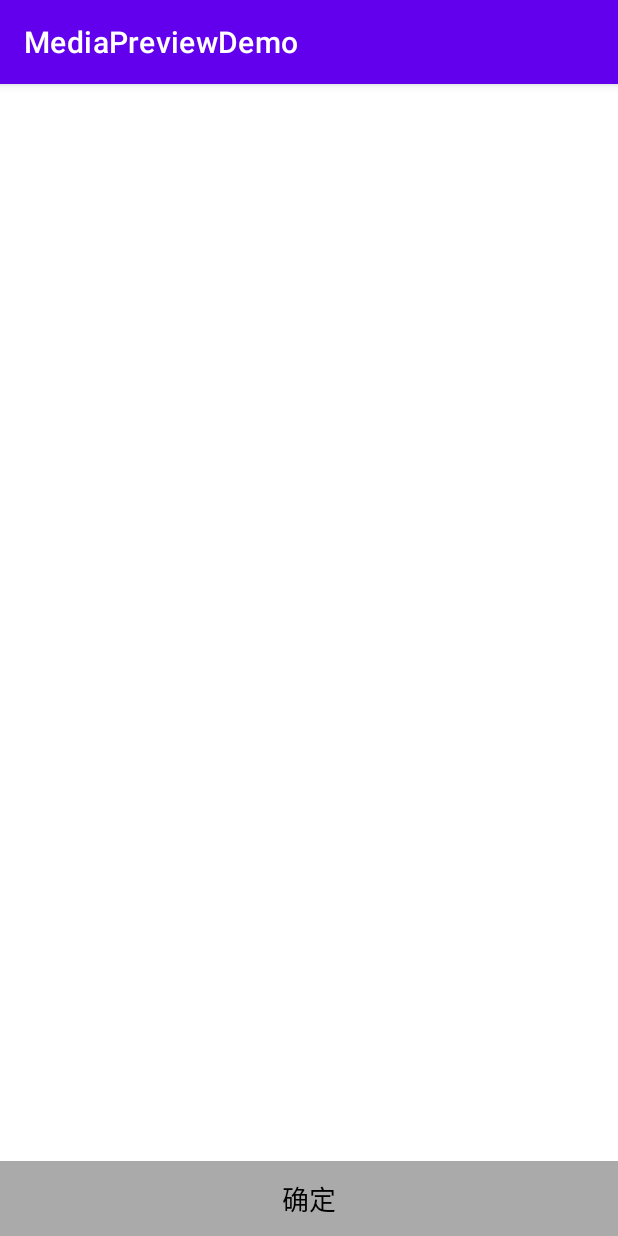
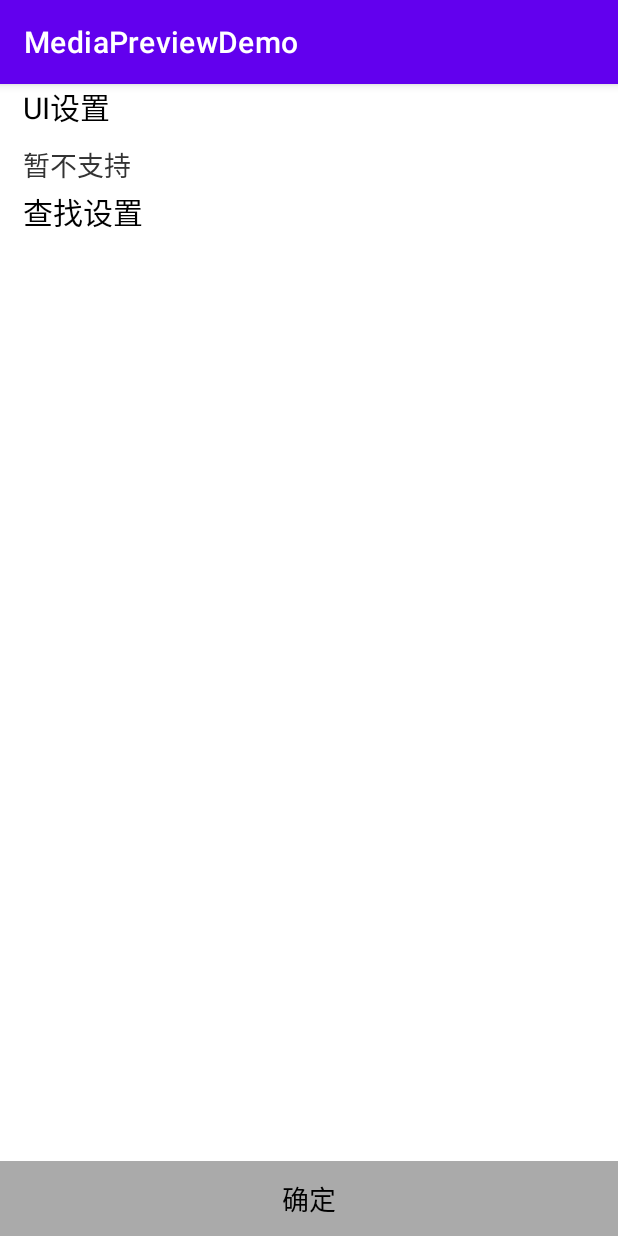
Before and after one commit to seanutf/MediaPreviewDemo, an Android app: the fragment MediaPreviewSettingFragment shown on its own in the app's theme, on a phone screen of 412 x 824 dp. Run offline under Robolectric (Android 15) with nearby library versions, the phone set to English and light mode, and no system bars.

Commit message:
开发配置页面4

```diff
--- a/app/src/main/java/com/seanutf/mediapreviewdemo/MediaPreviewSettingFragment.kt
+++ b/app/src/main/java/com/seanutf/mediapreviewdemo/MediaPreviewSettingFragment.kt
@@ -23,6 +23,5 @@ class MediaPreviewSettingFragment : Fragment() {
 
     override fun onViewCreated(view: View, savedInstanceState: Bundle?) {
         super.onViewCreated(view, savedInstanceState)
-
     }
 }
--- a/app/src/main/res/layout/fragment_media_preview_setting.xml
+++ b/app/src/main/res/layout/fragment_media_preview_setting.xml
@@ -8,7 +8,8 @@
         android:layout_height="match_parent">
         <LinearLayout
             android:layout_width="match_parent"
-            android:layout_height="match_parent">
+            android:layout_height="match_parent"
+            android:orientation="vertical">
             <include layout="@layout/layout_ui_setting"
                 android:id="@+id/uiSettingPart"/>
             <include layout="@layout/layout_query_settings"
--- a/app/src/main/res/layout/layout_query_settings.xml
+++ b/app/src/main/res/layout/layout_query_settings.xml
@@ -1,6 +1,18 @@
 <?xml version="1.0" encoding="utf-8"?>
 <androidx.constraintlayout.widget.ConstraintLayout xmlns:android="http://schemas.android.com/apk/res/android"
     android:layout_width="match_parent"
-    android:layout_height="match_parent">
-
+    android:layout_height="wrap_content"
+    xmlns:app="http://schemas.android.com/apk/res-auto"
+    android:paddingStart="15dp"
+    android:paddingBottom="10dp">
+    <TextView
+        android:layout_width="0dp"
+        android:layout_height="30dp"
+        android:id="@+id/tvQueryTitle"
+        app:layout_constraintTop_toTopOf="parent"
+        app:layout_constraintStart_toStartOf="parent"
+        app:layout_constraintEnd_toEndOf="parent"
+        android:text="@string/app_query_config_title"
+        android:textSize="20sp"
+        android:textColor="@color/black" />
 </androidx.constraintlayout.widget.ConstraintLayout>
--- a/app/src/main/res/layout/layout_ui_setting.xml
+++ b/app/src/main/res/layout/layout_ui_setting.xml
@@ -1,6 +1,28 @@
 <?xml version="1.0" encoding="utf-8"?>
-<androidx.constraintlayout.widget.ConstraintLayout xmlns:android="http://schemas.android.com/apk/res/android"
+<androidx.constraintlayout.widget.ConstraintLayout
+    xmlns:android="http://schemas.android.com/apk/res/android"
     android:layout_width="match_parent"
-    android:layout_height="match_parent">
-
+    android:layout_height="wrap_content"
+    xmlns:app="http://schemas.android.com/apk/res-auto"
+    android:paddingStart="15dp">
+    <TextView
+        android:layout_width="0dp"
+        android:layout_height="30dp"
+        android:id="@+id/tvUiTitle"
+        app:layout_constraintTop_toTopOf="parent"
+        app:layout_constraintStart_toStartOf="parent"
+        app:layout_constraintEnd_toEndOf="parent"
+        android:text="@string/app_ui_config_title"
+        android:textSize="20sp"
+        android:textColor="@color/black" />
+    <TextView
+        android:layout_width="0dp"
+        android:layout_height="30dp"
+        app:layout_constraintTop_toBottomOf="@+id/tvUiTitle"
+        app:layout_constraintStart_toStartOf="parent"
+        app:layout_constraintEnd_toEndOf="parent"
+        android:text="@string/app_not_support"
+        android:textSize="18sp"
+        android:textColor="#333333"
+        android:layout_marginTop="10dp"/>
 </androidx.constraintlayout.widget.ConstraintLayout>
--- a/app/src/main/res/values/strings.xml
+++ b/app/src/main/res/values/strings.xml
@@ -1,4 +1,7 @@
 <resources>
     <string name="app_name">MediaPreviewDemo</string>
     <string name="app_sure">确定</string>
+    <string name="app_ui_config_title">UI设置</string>
+    <string name="app_query_config_title">查找设置</string>
+    <string name="app_not_support">暂不支持</string>
 </resources>
```
